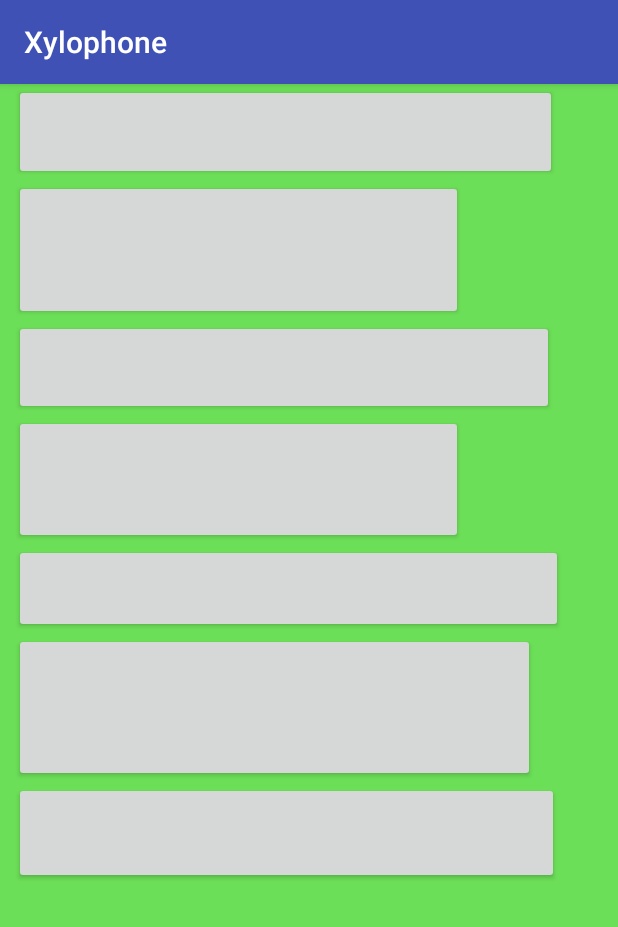
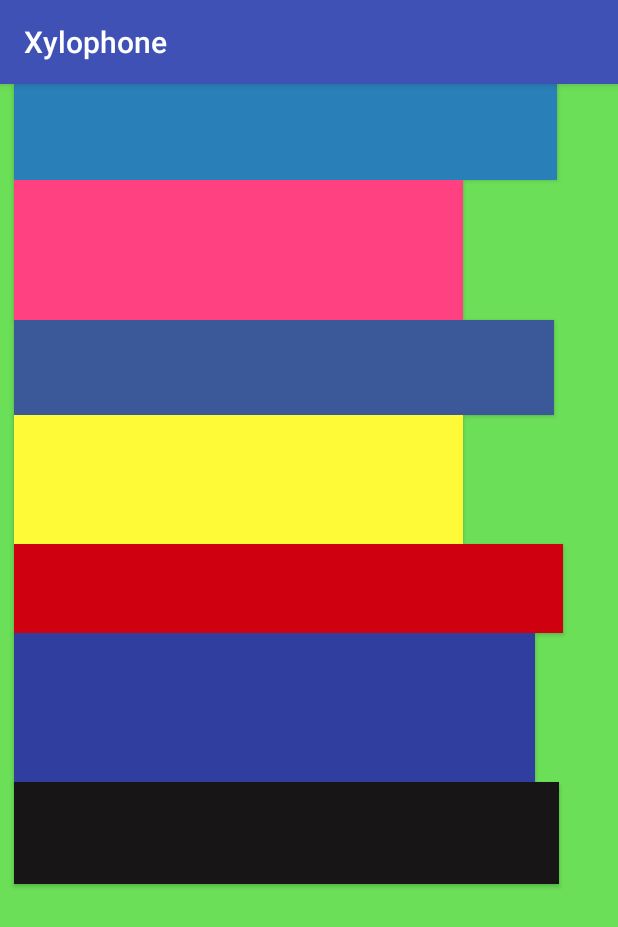
Before and after one commit to tanwarrohit825/Xylophone, an Android app: the screen it shows after launch (MainActivity), on a phone screen of 412 x 824 dp. Shown: the top 927 px of the screen. Run offline under Robolectric (Android 15) with nearby library versions, the phone set to English and light mode, and no system bars.

Commit message:
add colour

```diff
--- a/app/src/main/java/com/bitbyte24seven/xylophone/MainActivity.java
+++ b/app/src/main/java/com/bitbyte24seven/xylophone/MainActivity.java
@@ -1,13 +1,22 @@
 package com.bitbyte24seven.xylophone;
 
+import android.media.AudioManager;
+import android.media.SoundPool;
+import android.os.Bundle;
 import android.support.v7.app.AppCompatActivity;
-import android.os.Bundle;
 
 public class MainActivity extends AppCompatActivity {
+
+    // add maenber variable here
+    private SoundPool mSoundpool;
 
     @Override
     protected void onCreate(Bundle savedInstanceState) {
         super.onCreate(savedInstanceState);
         setContentView(R.layout.activity_main);
+
+        //create a sound pool
+        mSoundpool = new SoundPool(7, AudioManager.STREAM_MUSIC,0);
+
     }
 }
--- a/app/src/main/res/layout/activity_main.xml
+++ b/app/src/main/res/layout/activity_main.xml
@@ -17,28 +17,33 @@
             android:id="@+id/note1"
             android:layout_width="362dp"
             android:layout_height="64dp"
-            android:layout_marginLeft="9dp" />
+            android:layout_marginLeft="9dp"
+            android:background="@color/blue"/>
 
         <Button
             android:id="@+id/note2"
             android:layout_width="299dp"
             android:layout_height="93dp"
-            android:layout_marginLeft="9dp" />
+            android:layout_marginLeft="9dp"
+            android:background="@color/colorAccent"/>
 
         <Button
             android:id="@+id/note3"
+            android:background="@color/fb"
             android:layout_width="360dp"
             android:layout_height="63dp"
             android:layout_marginLeft="9dp" />
 
         <Button
             android:id="@+id/note4"
+            android:background="@color/yellow"
             android:layout_width="299dp"
             android:layout_height="86dp"
             android:layout_marginLeft="9dp" />
 
         <Button
             android:id="@+id/note5"
+            android:background="@color/red"
             android:layout_width="366dp"
             android:layout_height="59dp"
             android:layout_marginLeft="9dp" />
@@ -46,11 +51,13 @@
         <Button
             android:id="@+id/note6"
             android:layout_width="347dp"
+            android:background="@color/colorPrimaryDark"
             android:layout_height="99dp"
             android:layout_marginLeft="9dp" />
 
         <Button
             android:id="@+id/note7"
+            android:background="@color/black"
             android:layout_width="363dp"
             android:layout_height="68dp"
             android:layout_marginLeft="9dp" />
```
